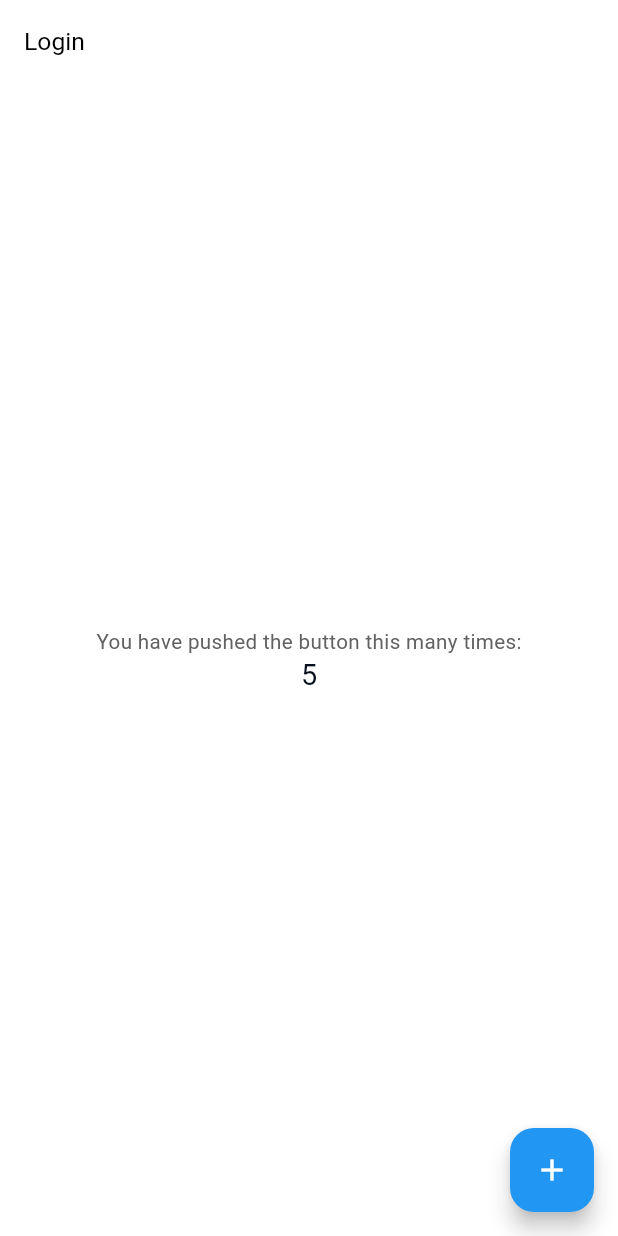
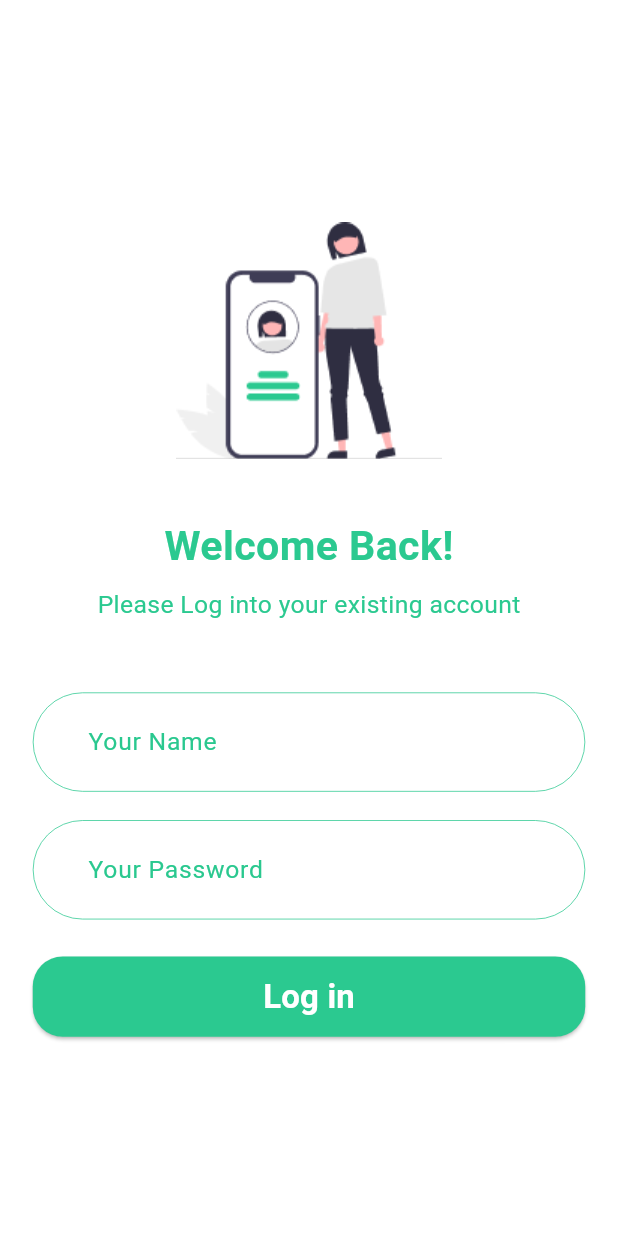
Before and after one commit to SaraDrees/cleanning_store_app, a Flutter app: the screen it shows after launch, on a phone screen of 412 x 824 dp. Run offline on Flutter 3.47's test engine with Material 3 defaults, Android fonts, the phone set to English and light mode, and no system bars; our stand-ins replace get, sizer; Roboto replaces fonts that are missing (sfpro).

Commit message:
create login screen

```diff
--- a/lib/core/app_colors.dart
+++ b/lib/core/app_colors.dart
@@ -1,11 +1,16 @@
 import 'package:flutter/material.dart';
 
 class AppColors {
-  static const Color colorPrimary = Color(0xffF43F5E); //#F43F5E
+  static const Color colorPrimary = Color(0xff2BC990); //#2BC990
   static const Color textColorPrimary = Color(0xFF09101D);
   static const Color textColorSecondary = Color(0xff616161); //#616161
-  static const Color enabledBorder = Color(0xFFEAEEF2);
-  static const Color hintTextColor = Color(0xFFD9DDE2);
+  static const Color enabledBorder = Color(0xFF2AC88F);
+  static const Color hintTextColor = Color(0xFF2AC88F);
+  static const Color buttonColor = Color(0xFF2AC88F);
+  static const Color redColor = Colors.red;
+  static  Color whiteColor = Colors.white;
+  static const Color loginBackgroundColor = Color.fromARGB(255, 29, 202, 139);
+
 
 
 
--- /dev/null
+++ b/lib/core/assets.dart
@@ -0,0 +1,7 @@
+///This file is automatically generated. DO NOT EDIT, all your changes would be lost.
+class Assets {
+  Assets._();
+
+  static const String loginVactor=
+      'assets/images/login_vactor.png';
+}
--- a/lib/core/translation.dart
+++ b/lib/core/translation.dart
@@ -4,9 +4,10 @@ class Translation extends Translations {
   @override
   Map<String, Map<String, String>> get keys => {
         'en_US': {
-          'login': 'Login',
-          'name': 'Name',
-          'password': 'your Password',
+          'login': 'Log in',
+          'password': 'Your Password',
+          'nameHint' : 'Your Name',
+          'thisFiledIsRequired':'This filed is required.'
 
         },
         'ar_SA': {
--- /dev/null
+++ b/lib/core/utitlities.dart
@@ -0,0 +1,6 @@
+import 'package:get/get.dart';
+
+String? filedRequired(String? value) {
+  if (value?.isEmpty ?? true) return 'thisFiledIsRequired'.tr;
+  return null;
+}
--- /dev/null
+++ b/lib/core/view/app_text_field.dart
@@ -0,0 +1,136 @@
+import 'package:cleanning_store_app/core/app_colors.dart';
+import 'package:flutter/material.dart';
+import 'package:flutter/services.dart';
+import 'package:sizer/sizer.dart';
+
+// ignore: must_be_immutable
+class AppTextField extends StatefulWidget {
+  TextEditingController controller;
+  Function(String? string)? onChangedCallback;
+  Function()? onTap;
+  double? paddingHorizontal;
+  double? height;
+  int? maxLine;
+  int? minLines;
+  int? maxLength;
+  double? fontSize;
+  String? hintText;
+  bool isPassword;
+  bool readOnly;
+  FocusNode? nextFocusNode;
+  FocusNode? focusNode;
+  TextInputType? keyboardType;
+  Widget? prefixIcon;
+  Widget? suffixIcon;
+  EdgeInsetsGeometry? contentPadding;
+  InputDecoration? decoration;
+  bool autofocus;
+  TextStyle? style;
+  TextAlign? textAlign;
+  List<TextInputFormatter>? inputFormatters;
+  String? Function(String? value)? validator;
+  Function(String? string)? onFieldSubmitted;
+
+
+  AppTextField(
+      {super.key, required this.controller,
+        this.onChangedCallback,
+        this.paddingHorizontal,
+        this.height,
+        this.fontSize,
+        this.maxLine = 1,
+        this.minLines,
+        this.maxLength,
+        this.onTap,
+        this.readOnly = false,
+        this.hintText,
+        this.focusNode,
+        this.isPassword = false,
+        this.autofocus = false,
+        this.prefixIcon,
+        this.suffixIcon,
+        this.contentPadding,
+        this.keyboardType,
+        this.inputFormatters,
+        this.nextFocusNode,
+        this.style,
+        this.textAlign,
+        this.decoration,
+        this.validator,
+        this.onFieldSubmitted });
+
+  @override
+  _AppTextFieldState createState() => _AppTextFieldState();
+}
+
+class _AppTextFieldState extends State<AppTextField> {
+  late bool showPassword;
+
+  @override
+  void initState() {
+    super.initState();
+    showPassword = widget.isPassword;
+  }
+
+  @override
+  Widget build(BuildContext context) {
+    return Container(
+      height: widget.height,
+      margin: EdgeInsets.only(top: 1.1.h),
+      child: TextFormField(
+        controller: widget.controller,
+        focusNode: widget.focusNode,
+        maxLines: widget.maxLine,
+        minLines: widget.minLines,
+        validator: widget.validator,
+        maxLength: widget.maxLength,
+        keyboardType: widget.keyboardType,
+        textAlign: widget.textAlign ?? TextAlign.start,
+        readOnly: widget.readOnly,
+        onTap: widget.onTap,
+        autofocus: widget.autofocus,
+        obscureText: showPassword && widget.isPassword,
+        obscuringCharacter: "*",
+        style: widget.style ??
+        Theme.of(context).textTheme.bodyLarge?.copyWith(
+            fontSize: widget.fontSize ?? 12.sp, color: AppColors.textColorPrimary),
+        inputFormatters: widget.inputFormatters ?? [],
+        decoration: widget.decoration ?? InputDecoration(
+          counterText: '',
+          contentPadding: widget.contentPadding??EdgeInsets.symmetric(vertical: 2.5.h , horizontal: 8.w),
+          focusColor: AppColors.colorPrimary,
+          prefixIcon: widget.prefixIcon,
+          suffixIcon: widget.suffixIcon,
+          border: OutlineInputBorder(
+              borderRadius: BorderRadius.circular(100),
+              borderSide: const BorderSide(color: AppColors.enabledBorder, width: 0.5),),
+          focusedBorder: OutlineInputBorder(
+              borderRadius: BorderRadius.circular(100),
+              borderSide: const BorderSide(color: AppColors.enabledBorder, width: 0.5),),
+          enabledBorder:  OutlineInputBorder(
+              borderRadius: BorderRadius.circular(100),
+              borderSide: const BorderSide(color: AppColors.enabledBorder, width: 0.5),),
+          errorBorder: OutlineInputBorder(
+              borderRadius: BorderRadius.circular(100),
+              borderSide: const BorderSide(color: AppColors.redColor, width: 0.5),),
+          hintText: widget.hintText,
+          hintStyle:
+          Theme.of(context).textTheme.bodyLarge?.copyWith(fontSize: widget.fontSize??12.sp, color: AppColors.hintTextColor),
+        ),
+        onChanged: (message) {
+          if (widget.onChangedCallback != null) {
+            widget.onChangedCallback!(message);
+          }
+        },
+        onFieldSubmitted: (s) {
+          if (widget.nextFocusNode != null) {
+            FocusScope.of(context).requestFocus(widget.nextFocusNode);
+          }
+          if (widget.onFieldSubmitted != null) {
+            widget.onFieldSubmitted!(s);
+          }
+        },
+      ),
+    );
+  }
+}
--- a/lib/features/login/login_page.dart
+++ b/lib/features/login/login_page.dart
@@ -1,35 +1,87 @@
+import 'package:cleanning_store_app/core/app_colors.dart';
+import 'package:cleanning_store_app/core/assets.dart';
+import 'package:cleanning_store_app/core/utitlities.dart';
+import 'package:cleanning_store_app/core/view/app_text_field.dart';
 import 'package:cleanning_store_app/features/login/login_controller.dart';
 import 'package:flutter/material.dart';
 import 'package:get/get.dart';
+import 'package:sizer/sizer.dart';
 
 class LoginPage extends GetView<LoginController>{
+   LoginPage({super.key});
+
+  TextEditingController nameController = TextEditingController();
+  TextEditingController passwordController = TextEditingController();
+  final _formKey = GlobalKey<FormState>();
+
+
   @override
   Widget build(BuildContext context) {
     return Scaffold(
-      appBar: AppBar(
-        title: Text('login'.tr),
-      ),
-      body: Center(
+      backgroundColor: AppColors.whiteColor,
+      body: SingleChildScrollView(
+        padding: EdgeInsets.symmetric(horizontal: 5.3.w, vertical: 18.h),
+        child: Form(
+          key: _formKey,
           child: Column(
             mainAxisAlignment: MainAxisAlignment.center,
             children: <Widget>[
-            const Text(
-              'You have pushed the button this many times:',
+               SizedBox(
+                // height: 20.h,
+                child: Image.asset(Assets.loginVactor, fit: BoxFit.cover,)),
+               SizedBox(height: 4.6.h,),
+              Text(
+              'Welcome Back!',
+              style: TextStyle(
+              color: AppColors.colorPrimary,
+              fontSize: 20.sp,
+              fontWeight: FontWeight.w700,
               ),
-            Obx((){
-                return Text(
-                  '${controller.x}',
-                  style: Theme.of(context).textTheme.headlineMedium,
-                );
-              }
               ),
+              SizedBox(height: 1.h,),
+              Text(
+              'Please Log into your existing account',
+              style: TextStyle(
+              color: AppColors.colorPrimary,
+              fontSize: 12.sp,
+              fontWeight: FontWeight.w400,
+              ),
+              ),
+               SizedBox(height: 4.5.h,),
+              AppTextField(
+                controller: nameController, hintText: 'nameHint'.tr,
+                validator: (value) => filedRequired(value),
+                ),
+                SizedBox(height: 1.2.h,),
+              AppTextField(
+                controller: passwordController, hintText: 'password'.tr,
+                validator: (value) => filedRequired(value),
+                ),
+               SizedBox(height: 3.h,),
+              SizedBox(
+                width: double.infinity,
+                height: 6.5.h,
+                child: ElevatedButton(
+                  onPressed: (){
+                    if(_formKey.currentState!.validate()){}
+                  },
+                 style: ElevatedButton.styleFrom(
+                  foregroundColor: Colors.white,
+                  backgroundColor: AppColors.colorPrimary,
+                  shape: RoundedRectangleBorder(borderRadius: BorderRadius.circular(20))
+                 ),
+                  child: Text(
+                  "login".tr,
+                  style: TextStyle(
+                  fontSize: 16.sp,
+                  fontWeight: FontWeight.w700,
+                  ),
+                  ),
+                 ),
+              )
             ],
           ),
         ),
-      floatingActionButton: FloatingActionButton(
-        onPressed: controller.increseValue,
-        tooltip: 'Increment',
-        child: const Icon(Icons.add),
       ),
     );
 
--- a/pubspec.yaml
+++ b/pubspec.yaml
@@ -63,8 +63,8 @@ flutter:
   uses-material-design: true
 
   # To add assets to your application, add an assets section, like this:
-  # assets:
-  #   - images/a_dot_burr.jpeg
+  assets:
+    - assets/images/
   #   - images/a_dot_ham.jpeg
 
   # An image asset can refer to one or more resolution-specific "variants", see
```
Also changed, not shown: assets/images/login_vactor.png (added). Lines whose indentation alone changed are shown as unchanged.
